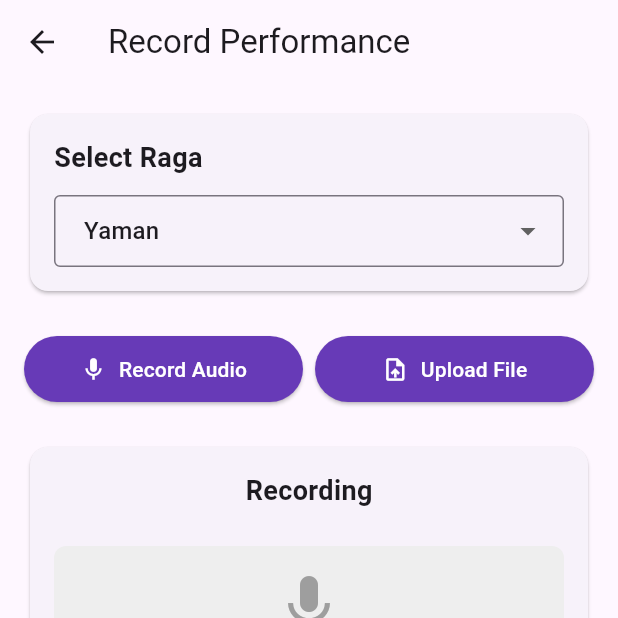
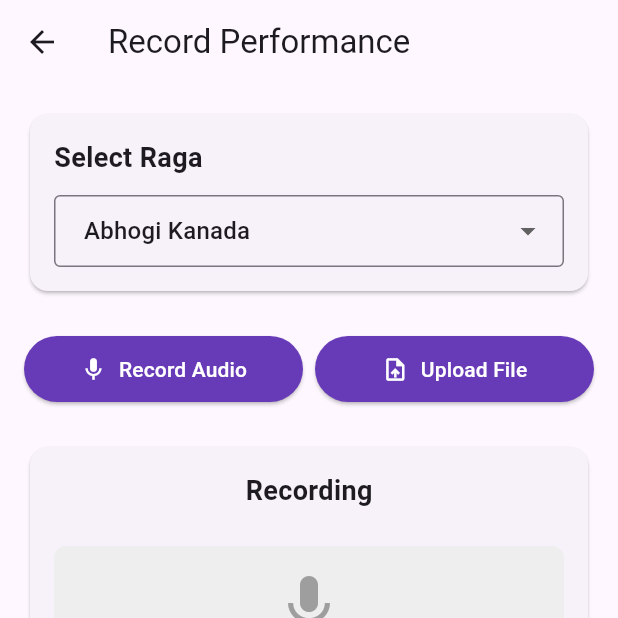
Before and after one commit to AD15037/Raga_Saarthi_Application, a Flutter app: the RecordScreen screen opened directly, after a tap on "Record Audio", on a phone screen of 412 x 824 dp, the top half of it. Run offline on Flutter 3.47's test engine with Material 3 defaults, Android fonts, the light colour scheme and no system bars; our stand-ins replace audioplayers, file_picker, fl_chart, permission_handler, shared_preferences; missing offline and left inert: record; accounts and stored records are empty; statements that could not run were skipped.

Commit message:
Latest Commit

```diff
--- a/lib/main.dart
+++ b/lib/main.dart
@@ -20,6 +20,7 @@ class RaagSaarthiApp extends StatelessWidget {
   Widget build(BuildContext context) {
     return MaterialApp(
       title: 'Raag Saarthi',
+      debugShowCheckedModeBanner: false,
       theme: ThemeData(
         primarySwatch: Colors.deepPurple,
         visualDensity: VisualDensity.adaptivePlatformDensity,
--- a/lib/screens/record_screen.dart
+++ b/lib/screens/record_screen.dart
@@ -29,7 +29,7 @@ class _RecordScreenState extends State<RecordScreen> {
   String? _audioPath;
   bool _isUploadedFile = false;
 
-  String _selectedRaga = 'Yaman';
+  String _selectedRaga = 'Abhogi Kanada'; // Default raga
   bool _isAnalyzing = false;
 
   final List<String> _ragas = [
@@ -320,11 +320,13 @@ class _RecordScreenState extends State<RecordScreen> {
                       backgroundColor: !_isUploadedFile ? Colors.deepPurple : null,
                       foregroundColor: !_isUploadedFile ? Colors.white : null,
                     ),
-                    onPressed: _isRecording ? null : () {
+                    onPressed: _isRecording ? null : () async {
                       setState(() {
                         _isUploadedFile = false;
                         _audioPath = null;
                       });
+                      // Start recording immediately when this button is pressed
+                      await _startRecording();
                     },
                   ),
                 ),
```
